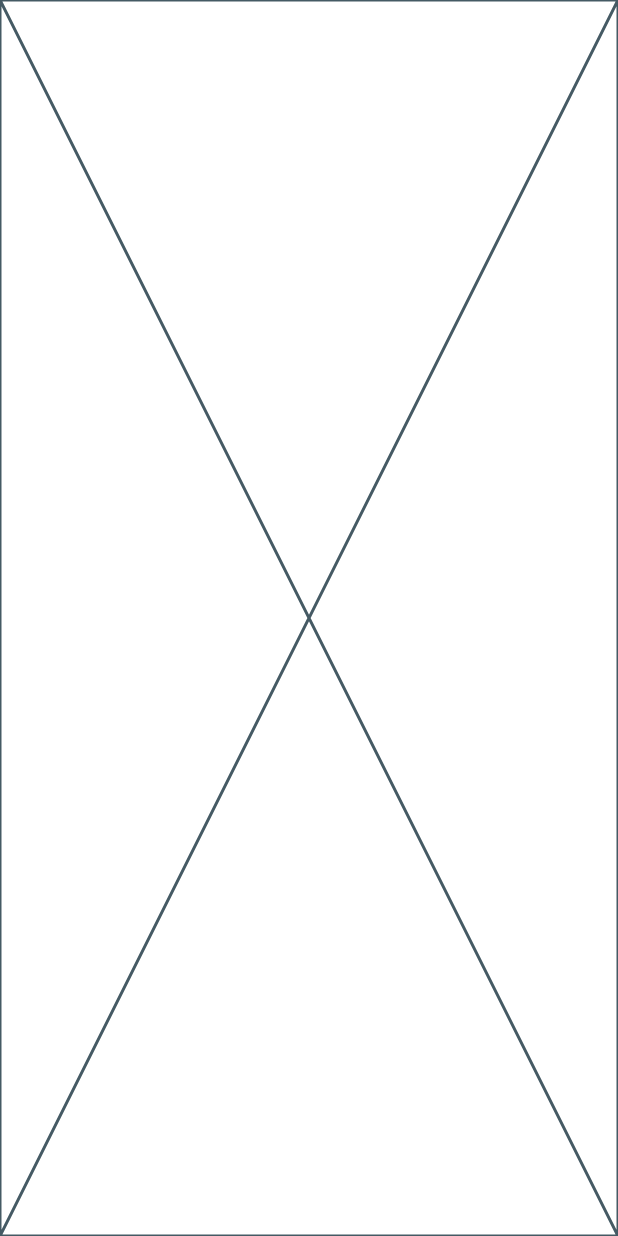
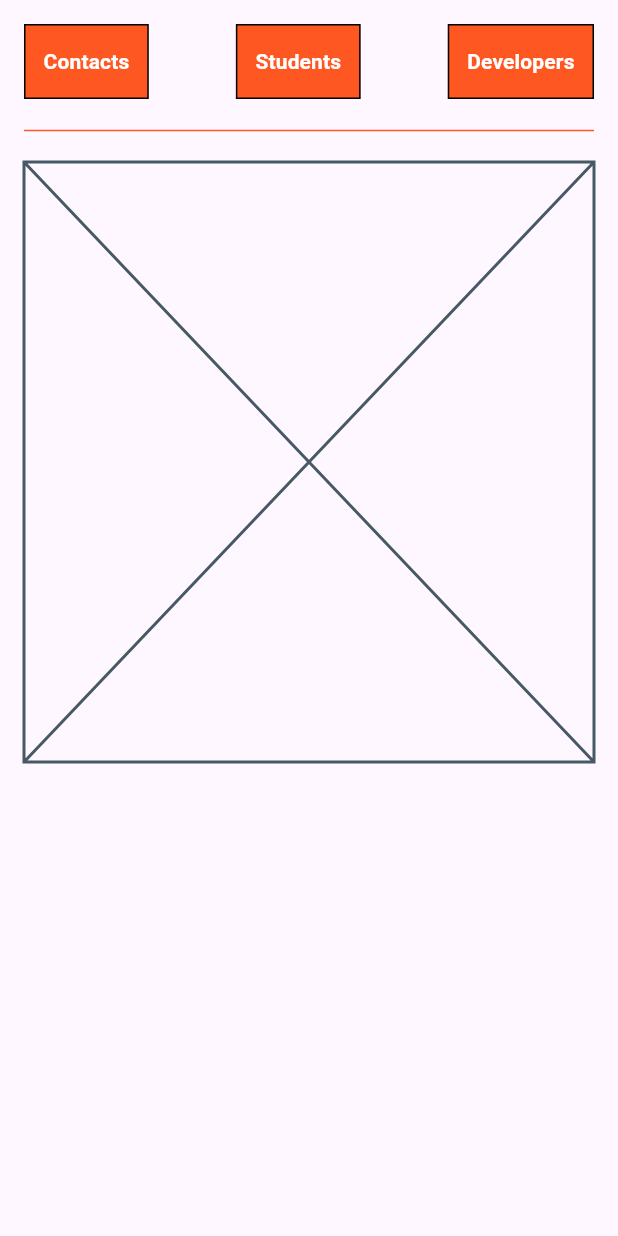
Before and after one commit to wallas938/contact_message_flutter_app, a Flutter app: the screen it shows after launch, on a phone screen of 412 x 824 dp. Run offline on Flutter 3.47's test engine with Material 3 defaults, Android fonts, the phone set to English and light mode, and no system bars; our stand-ins replace flutter_bloc.

Commit message:
ajout du menu et faire le design d'un contact dans la list

```diff
--- /dev/null
+++ b/lib/business/models/contact/contact_enum.dart
@@ -0,0 +1 @@
+enum ContactRole { student, developer }
--- /dev/null
+++ b/lib/business/models/contact/contact_model.dart
@@ -0,0 +1,9 @@
+import 'package:contact_message_app/business/models/contact/contact_enum.dart';
+
+class ContactModel {
+  String name;
+  String scores;
+  ContactRole role;
+
+  ContactModel({required this.name, required this.scores, required this.role});
+}
--- a/lib/main.dart
+++ b/lib/main.dart
@@ -1,7 +1,9 @@
+import 'package:contact_message_app/presentation/pages/home_page/home_page.dart';
 import 'package:flutter/material.dart';
+import 'package:flutter_bloc/flutter_bloc.dart';
 
 void main() {
-  runApp(MyApp());
+  runApp(const MyApp());
 }
 
 class MyApp extends StatelessWidget {
@@ -9,6 +11,10 @@ class MyApp extends StatelessWidget {
 
   @override
   Widget build(BuildContext context) {
-    return const Placeholder();
+    return const MaterialApp(
+
+      debugShowCheckedModeBanner: false,
+      home: SafeArea(child: HomePage()),
+    );
   }
 }
--- a/lib/presentation/pages/home_page/home_page.dart
+++ b/lib/presentation/pages/home_page/home_page.dart
@@ -0,0 +1,25 @@
+import 'package:contact_message_app/presentation/pages/home_page/widgets/contact/contat_list.dart';
+import 'package:contact_message_app/presentation/pages/home_page/widgets/menu/menu_button_list.dart';
+import 'package:flutter/material.dart';
+
+class HomePage extends StatelessWidget {
+  const HomePage({super.key});
+
+  @override
+  Widget build(BuildContext context) {
+    return const Scaffold(
+      body: Padding(
+        padding: EdgeInsets.all(16.0),
+        child: Column(
+          children: [
+            MenuButtonList(),
+            SizedBox(height: 20,),
+            Divider(height: 2, color: Colors.deepOrange,),
+            SizedBox(height: 20,),
+            ContactList(contacts: [])
+          ],
+        ),
+      ),
+    );
+  }
+}
--- /dev/null
+++ b/lib/presentation/pages/home_page/widgets/contact/contat_list.dart
@@ -0,0 +1,13 @@
+import 'package:contact_message_app/business/models/contact/contact_model.dart';
+import 'package:flutter/material.dart';
+
+class ContactList extends StatelessWidget {
+  final List<ContactModel> contacts;
+
+  const ContactList({required this.contacts, super.key});
+
+  @override
+  Widget build(BuildContext context) {
+    return const Placeholder();
+  }
+}
--- /dev/null
+++ b/lib/presentation/pages/home_page/widgets/menu/menu_button_item.dart
@@ -0,0 +1,23 @@
+import 'package:flutter/material.dart';
+
+class MenuButtonItem extends StatelessWidget {
+  final String buttonLabel;
+
+  const MenuButtonItem({required this.buttonLabel, super.key});
+
+  @override
+  Widget build(BuildContext context) {
+    return Container(
+      decoration: BoxDecoration(
+        color: Colors.deepOrange,
+        border: Border.all(width: 1),
+      ),
+      child: TextButton(
+          onPressed: () {},
+          child: Text(
+            buttonLabel,
+            style: const TextStyle(color: Colors.white, fontWeight: FontWeight.bold),
+          )),
+    );
+  }
+}
--- /dev/null
+++ b/lib/presentation/pages/home_page/widgets/menu/menu_button_list.dart
@@ -0,0 +1,18 @@
+import 'package:contact_message_app/presentation/pages/home_page/widgets/menu/menu_button_item.dart';
+import 'package:flutter/material.dart';
+
+class MenuButtonList extends StatelessWidget {
+  const MenuButtonList({super.key});
+
+  @override
+  Widget build(BuildContext context) {
+    return const Row(
+      mainAxisAlignment: MainAxisAlignment.spaceBetween,
+      children: [
+        MenuButtonItem(buttonLabel: "Contacts"),
+        MenuButtonItem(buttonLabel: "Students"),
+        MenuButtonItem(buttonLabel: "Developers")
+      ],
+    );
+  }
+}
```
Also changed, not shown: lib/presentation/pages/home_page/widgets/contact/contact_item.dart (added).
